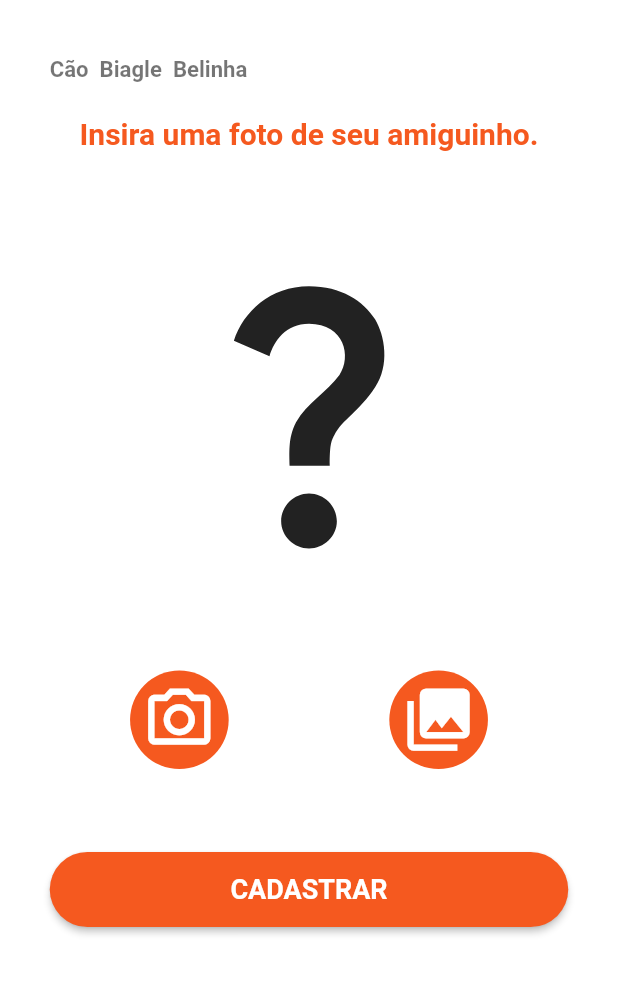
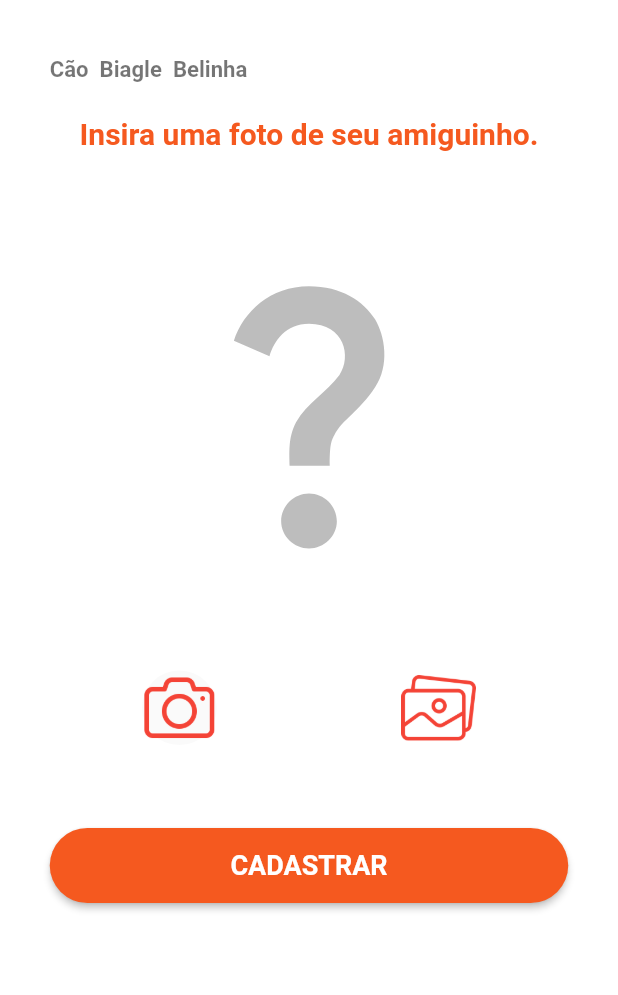
Before and after one commit to renatorv/projetoapp, a Flutter app: the PhotoPetPage screen opened by its route, on a phone screen of 412 x 824 dp, the part 84-1079 px from its top. Run offline on Flutter 3.47's test engine with Material 2 defaults, Android fonts, the phone set to English and light mode, and no system bars; our stand-ins replace dropdown_button2, firebase_auth, firebase_core, get, google_sign_in, image_picker and 3 more; missing offline and left inert: flutter_facebook_auth, progress_stepper, validatorless; accounts and stored records are empty; statements that could not run were skipped.

Commit message:
colocando imagem png nos icones camera e galeria

```diff
--- a/lib/app/modules/photo_pet/photo_pet_page.dart
+++ b/lib/app/modules/photo_pet/photo_pet_page.dart
@@ -84,6 +84,7 @@ class _PhotoPetPageState extends InstaState<PhotoPetPage, PhotoPetController> {
                           child: Icon(
                             Icons.question_mark,
                             size: _responsive.dp(24),
+                            color: Colors.black26,
                           ),
                           height: _responsive.dp(34),
                           width: _responsive.dp(34),
@@ -99,30 +100,58 @@ class _PhotoPetPageState extends InstaState<PhotoPetPage, PhotoPetController> {
                 Row(
                   mainAxisAlignment: MainAxisAlignment.spaceAround,
                   children: [
-                    Ink(
-                      decoration: const ShapeDecoration(
-                        color: Color(0xFFF5591F),
-                        shape: CircleBorder(),
+                    // Ink(
+                    //   decoration: const ShapeDecoration(
+                    //     color: Color(0xFFF5591F),
+                    //     shape: CircleBorder(),
+                    //   ),
+                    //   child: IconButton(
+                    //     iconSize: _responsive.dp(5.4),
+                    //     color: Colors.white,
+                    //     onPressed: () => pickImage(ImageSource.camera),
+                    //     icon: Icon(Icons.camera_alt_outlined),
+                    //   ),
+                    // ),
+                    Material(
+                      shape: RoundedRectangleBorder(
+                        borderRadius: BorderRadius.circular(50),
                       ),
-                      child: IconButton(
-                        iconSize: _responsive.dp(5.4),
-                        color: Colors.white,
-                        onPressed: () => pickImage(ImageSource.camera),
-                        icon: Icon(Icons.camera_alt_outlined),
+                      // color: PaletaCores.principal,
+                      child: InkWell(
+                        onTap: () => pickImage(ImageSource.camera),
+                        child: ImageIcon(
+                          AssetImage("assets/icons/camera.png"),
+                          color: Colors.red,
+                          size: _responsive.dp(5.4),
+                        ),
                       ),
                     ),
-                    Ink(
-                      decoration: const ShapeDecoration(
-                        color: Color(0xFFF5591F),
-                        shape: CircleBorder(),
-                      ),
-                      child: IconButton(
-                        iconSize: _responsive.dp(5.4),
-                        color: Colors.white,
-                        onPressed: () => pickImage(ImageSource.gallery),
-                        icon: Icon(Icons.collections),
+                    InkWell(
+                      onTap: () => pickImage(ImageSource.gallery),
+                      child: ImageIcon(
+                        AssetImage("assets/icons/gallery.png"),
+                        color: Colors.red,
+                        size: _responsive.dp(5.4),
                       ),
                     ),
+                    // Ink(
+                    //   decoration: const ShapeDecoration(
+                    //     color: Color(0xFFF5591F),
+                    //     shape: CircleBorder(),
+                    //   ),
+                    //   child: IconButton(
+                    //     iconSize: _responsive.dp(5.4),
+                    //     color: Colors.white,
+                    //     onPressed: () => pickImage(ImageSource.gallery),
+                    //     icon: Icon(Icons.collections),
+                    //   ),
+                    // ),
+                    // Image.asset('assets/images/icons/gallery.png'),
+                    // ImageIcon(
+                    //   AssetImage("assets/images/icons/gallery.png"),
+                    //   color: Colors.red,
+                    //   size: 10,
+                    // ),
                   ],
                 ),
                 SizedBox(height: _responsive.dp(6)),
--- a/pubspec.yaml
+++ b/pubspec.yaml
@@ -74,6 +74,7 @@ flutter:
   assets:
     - assets/images/
     - assets/lotties/
+    - assets/icons/
 
   # An image asset can refer to one or more resolution-specific "variants", see
   # https://flutter.dev/assets-and-images/#resolution-aware.
```
Also changed, not shown: assets/icons/camera.png (added), assets/icons/gallery.png (added).
